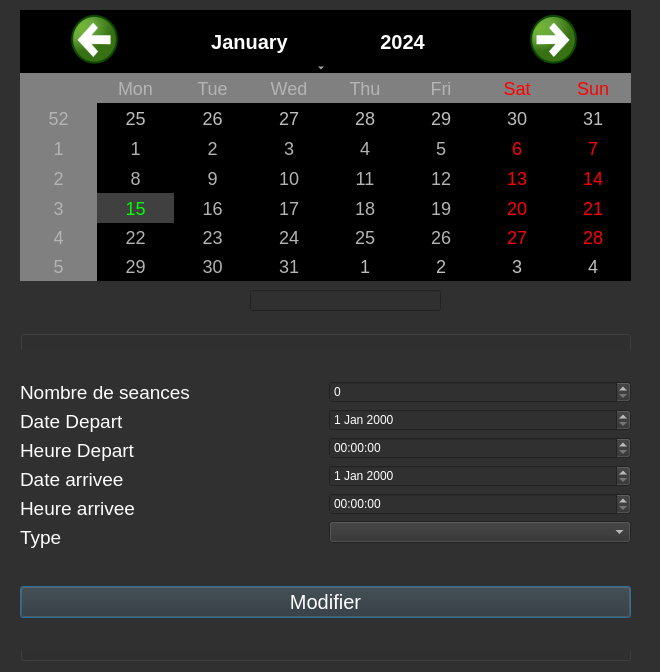
Old version of the form editseance.ui in the repository Pepinonte/InterfaceAgenda.
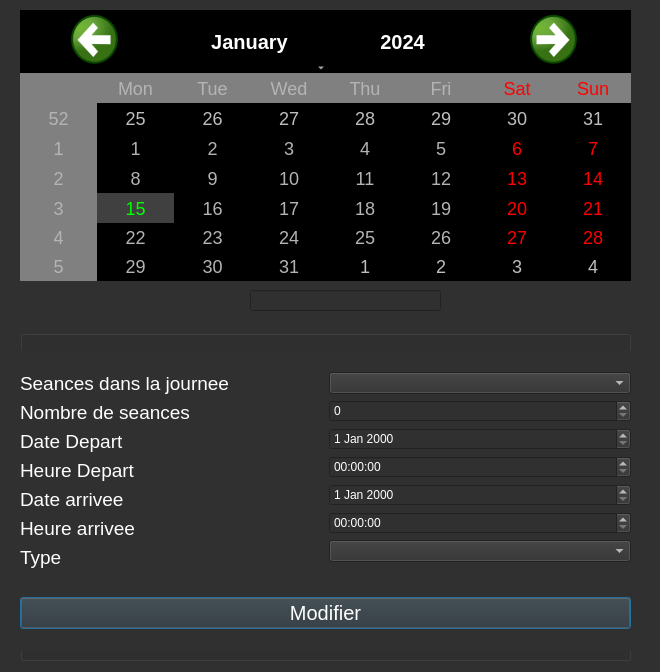
New version of the form.

Commit message: gerer les seances dans une meme journee

```diff
--- a/editseance.ui
+++ b/editseance.ui
@@ -75,6 +75,21 @@
       <layout class="QHBoxLayout" name="horizontalLayout_3">
        <item>
         <layout class="QVBoxLayout" name="verticalLayout">
+         <item>
+          <widget class="QLabel" name="nombreSeances_4">
+           <property name="font">
+            <font>
+             <pointsize>14</pointsize>
+            </font>
+           </property>
+           <property name="styleSheet">
+            <string notr="true">color: rgb(255, 255, 255);</string>
+           </property>
+           <property name="text">
+            <string>Seances dans la journee</string>
+           </property>
+          </widget>
+         </item>
          <item>
           <widget class="QLabel" name="nombreSeances_2">
            <property name="font">
@@ -169,6 +184,13 @@
        </item>
        <item>
         <layout class="QVBoxLayout" name="verticalLayout_2">
+         <item>
+          <widget class="QComboBox" name="seancesJournne">
+           <property name="styleSheet">
+            <string notr="true">color: rgb(255, 255, 255);</string>
+           </property>
+          </widget>
+         </item>
          <item>
           <widget class="QSpinBox" name="nombreSeances">
            <property name="styleSheet">
```
Left out of the diff: 2 changed lines with no effect on the pictures. The commit also changes 10 other files.
